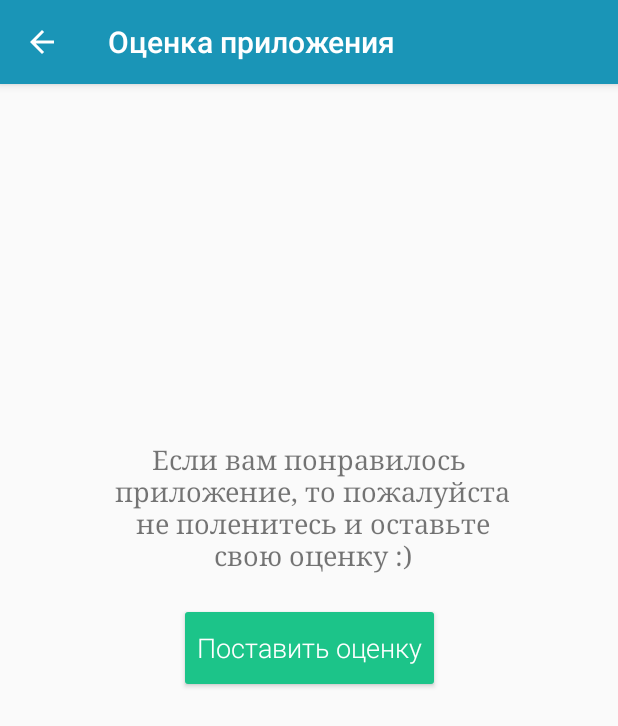
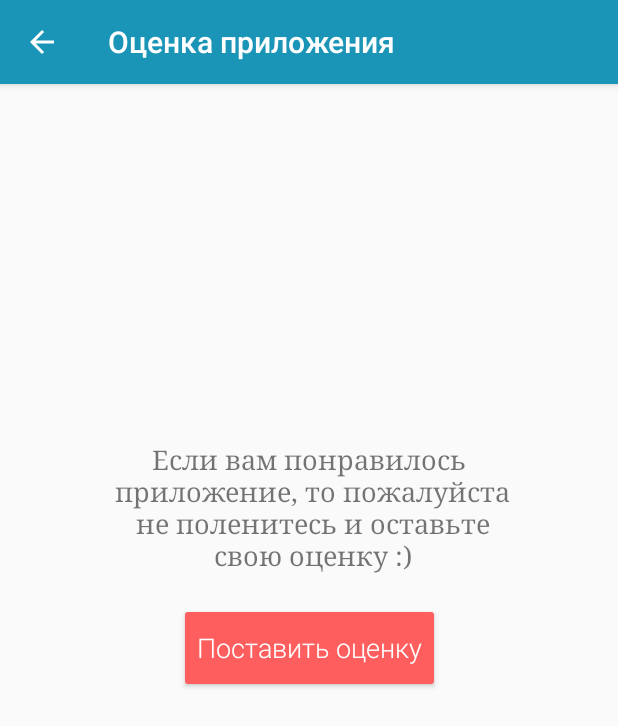
Before and after one commit to kulikovman/SteelRatGame, an Android app: the Rate screen opened directly, with no data from a screen before it, on a phone screen of 412 x 824 dp. Shown: the top 726 px of the screen. Run offline under Robolectric (Android 15) with nearby library versions, the phone set to English and light mode, and no system bars.

Commit message:
Разные темы для разных активити

```diff
--- a/app/src/main/AndroidManifest.xml
+++ b/app/src/main/AndroidManifest.xml
@@ -11,8 +11,8 @@
         android:theme="@style/AppTheme">
         <activity
             android:name=".MainActivity"
-            android:label="@string/app_name"
-            android:screenOrientation="portrait">
+            android:screenOrientation="portrait"
+            android:theme="@style/AppThemeNoActionBar">
             <intent-filter>
                 <action android:name="android.intent.action.MAIN"/>
 
@@ -31,6 +31,7 @@
         <activity
             android:name=".Rate"
             android:label="@string/rate_activity"
+            android:theme="@style/AppThemeRate"
             android:parentActivityName=".MainActivity"
             android:screenOrientation="portrait">
             <meta-data
--- a/app/src/main/res/values/styles.xml
+++ b/app/src/main/res/values/styles.xml
@@ -6,6 +6,20 @@
         <item name="colorPrimary">@color/colorPrimary</item>
         <item name="colorPrimaryDark">@color/colorPrimaryDark</item>
         <item name="colorAccent">@color/colorAccent</item>
+    </style>
+
+    <!-- Тема без ActionBar для первого экрана -->
+    <style name="AppThemeNoActionBar" parent="Theme.AppCompat.Light.NoActionBar">
+        <item name="colorPrimary">@color/colorPrimary</item>
+        <item name="colorPrimaryDark">@color/colorPrimaryDark</item>
+        <item name="colorAccent">@color/colorAccent</item>
+    </style>
+
+    <!-- Тема без ActionBar для первого экрана -->
+    <style name="AppThemeRate" parent="Theme.AppCompat.Light.DarkActionBar">
+        <item name="colorPrimary">@color/colorPrimary</item>
+        <item name="colorPrimaryDark">@color/colorPrimaryDark</item>
+        <item name="colorAccent">@color/red</item>
     </style>
 
     <!-- Стиль кнопок для вариантов ответа -->
```
